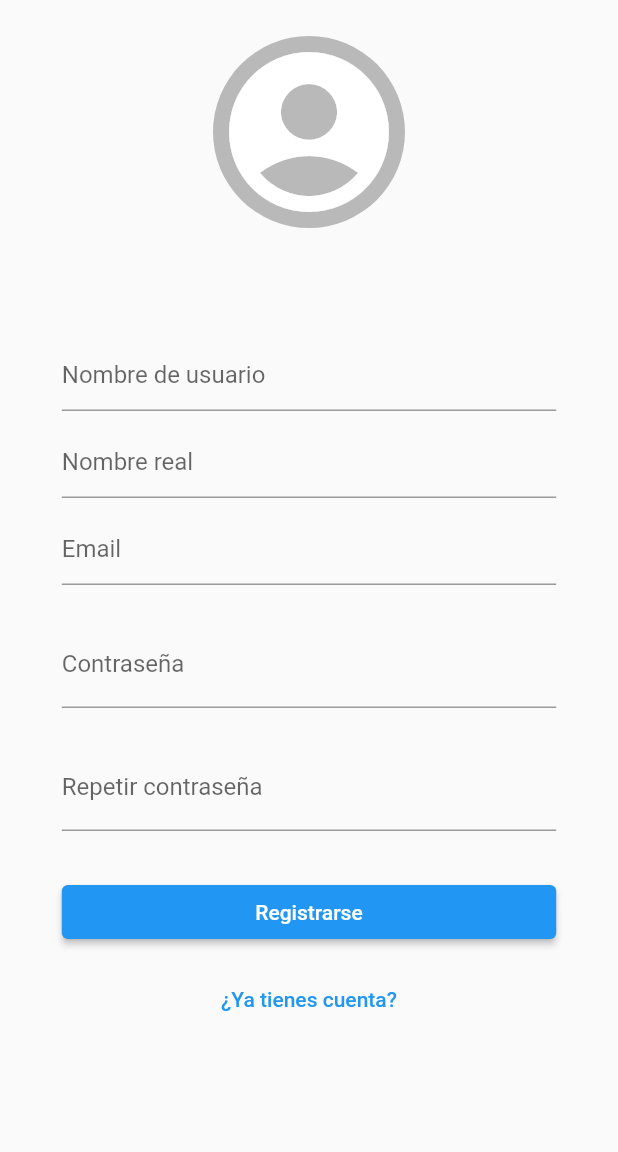
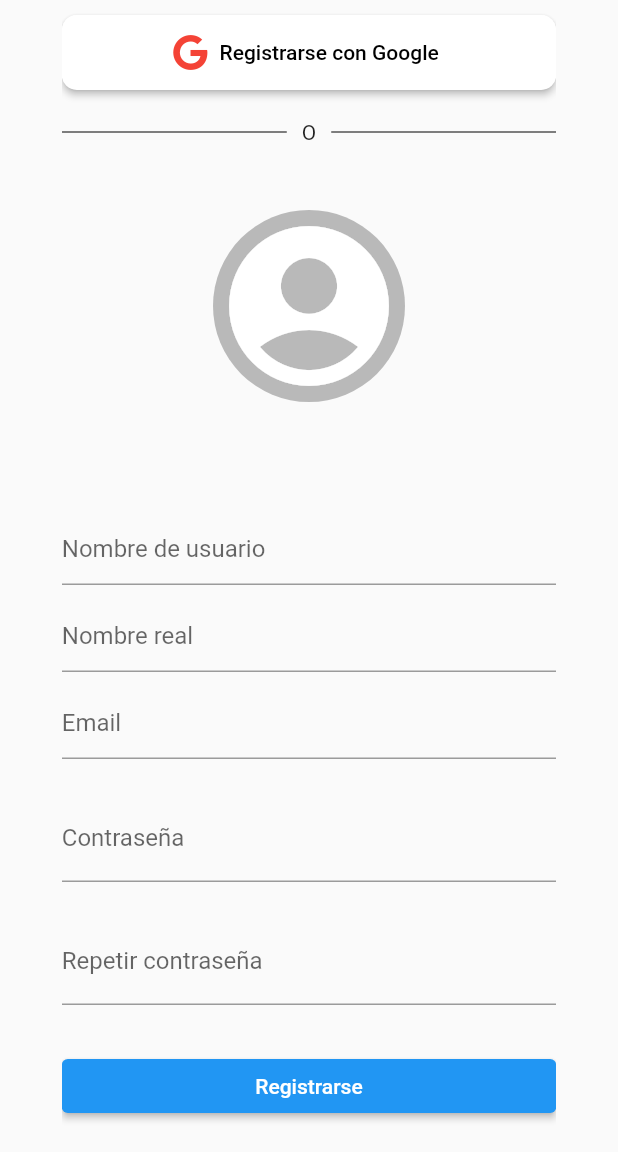
Before and after one commit to josuejx/tfg_auction, a Flutter app: the LoginScreen screen opened directly, after a tap on "¿No tienes cuenta? Regístrate", on a phone screen of 412 x 824 dp, the part 84-1236 px from its top. Run offline on Flutter 3.47's test engine with Material 2 defaults, Android fonts, the light colour scheme and no system bars; our stand-ins replace animate_do, animated_bottom_navigation_bar, auto_size_text, cloud_firestore, date_time_picker, file_picker and 9 more; missing offline and left inert: circular_reveal_animation; accounts and stored records are empty.

Commit message:
Google Auth sin probar

```diff
--- a/lib/screens/login_screen.dart
+++ b/lib/screens/login_screen.dart
@@ -1,6 +1,7 @@
 import 'package:cloud_firestore/cloud_firestore.dart';
 import 'package:firebase_auth/firebase_auth.dart';
 import 'package:flutter/material.dart';
+import 'package:font_awesome_flutter/font_awesome_flutter.dart';
 import 'package:get/get.dart';
 import 'package:tfg_auction/screens/home_screen.dart';
 import 'package:tfg_auction/screens/password_recovery_screen.dart';
@@ -96,6 +97,7 @@ class _LoginScreenState extends State<LoginScreen> {
                       backgroundColor: Colors.green,
                       colorText: Colors.white);
                 } on FirebaseAuthException catch (e) {
+                  Get.back();
                   Get.snackbar('Error', e.message!,
                       snackPosition: SnackPosition.BOTTOM,
                       backgroundColor: Colors.red,
@@ -111,6 +113,48 @@ class _LoginScreenState extends State<LoginScreen> {
               ),
               child: const Text('Iniciar Sesión'),
             ),
+            if (!GetPlatform.isIOS) const SizedBox(height: 10),
+            if (!GetPlatform.isIOS)
+              Row(
+                children: [
+                  Expanded(
+                    child: Container(
+                      margin: const EdgeInsets.only(right: 10.0),
+                      child: const Divider(
+                        color: Colors.black,
+                        height: 36,
+                      ),
+                    ),
+                  ),
+                  const Text('O'),
+                  Expanded(
+                    child: Container(
+                      margin: const EdgeInsets.only(left: 10.0),
+                      child: const Divider(
+                        color: Colors.black,
+                        height: 36,
+                      ),
+                    ),
+                  ),
+                ],
+              ),
+            const SizedBox(height: 10),
+            if (!GetPlatform.isIOS)
+              ElevatedButton.icon(
+                  onPressed: () async {
+                    await Auth().googleSignIn();
+                  },
+                  style: ElevatedButton.styleFrom(
+                    primary: Colors.white,
+                    onPrimary: Colors.black,
+                    shape: const RoundedRectangleBorder(
+                      borderRadius: BorderRadius.all(Radius.circular(10)),
+                    ),
+                    minimumSize: const Size(double.infinity, 50),
+                  ),
+                  icon:
+                      const FaIcon(FontAwesomeIcons.google, color: Colors.red),
+                  label: const Text('Iniciar sesión con Google')),
             const SizedBox(height: 30),
             TextButton(
               onPressed: () {
--- a/lib/screens/register_screen.dart
+++ b/lib/screens/register_screen.dart
@@ -4,6 +4,7 @@ import 'dart:io';
 import 'package:file_picker/file_picker.dart';
 import 'package:firebase_auth/firebase_auth.dart';
 import 'package:flutter/material.dart';
+import 'package:font_awesome_flutter/font_awesome_flutter.dart';
 import 'package:get/get.dart';
 import 'package:tfg_auction/db/db_usuario.dart';
 import 'package:tfg_auction/models/usuario.dart';
@@ -53,6 +54,48 @@ class _RegisterScreenState extends State<RegisterScreen> {
 
   List<Widget> registerFormWidgets() {
     return [
+      const SizedBox(height: 10),
+      if (!GetPlatform.isIOS)
+        ElevatedButton.icon(
+            onPressed: () async {
+              await Auth().googleSignUp();
+            },
+            style: ElevatedButton.styleFrom(
+              primary: Colors.white,
+              onPrimary: Colors.black,
+              shape: const RoundedRectangleBorder(
+                borderRadius: BorderRadius.all(Radius.circular(10)),
+              ),
+              minimumSize: const Size(double.infinity, 50),
+            ),
+            icon: const FaIcon(FontAwesomeIcons.google, color: Colors.red),
+            label: const Text('Registrarse con Google')),
+      if (!GetPlatform.isIOS) const SizedBox(height: 10),
+      if (!GetPlatform.isIOS)
+        Row(
+          children: [
+            Expanded(
+              child: Container(
+                margin: const EdgeInsets.only(right: 10.0),
+                child: const Divider(
+                  color: Colors.black,
+                  height: 36,
+                ),
+              ),
+            ),
+            const Text('O'),
+            Expanded(
+              child: Container(
+                margin: const EdgeInsets.only(left: 10.0),
+                child: const Divider(
+                  color: Colors.black,
+                  height: 36,
+                ),
+              ),
+            ),
+          ],
+        ),
+      const SizedBox(height: 10),
       InkWell(
         onTap: () async {
           FilePickerResult? result = await FilePicker.platform.pickFiles(
--- a/pubspec.yaml
+++ b/pubspec.yaml
@@ -52,6 +52,8 @@ dependencies:
   firebase_storage: ^11.0.16
   firebase_auth: ^4.3.0
   photo_view: ^0.14.0
+  google_sign_in: ^6.0.2
+  font_awesome_flutter: ^10.4.0
 
 dev_dependencies:
 
```
Also changed, not shown: lib/auth.dart (+57 -0 lines), pubspec.lock, 3 other files.
